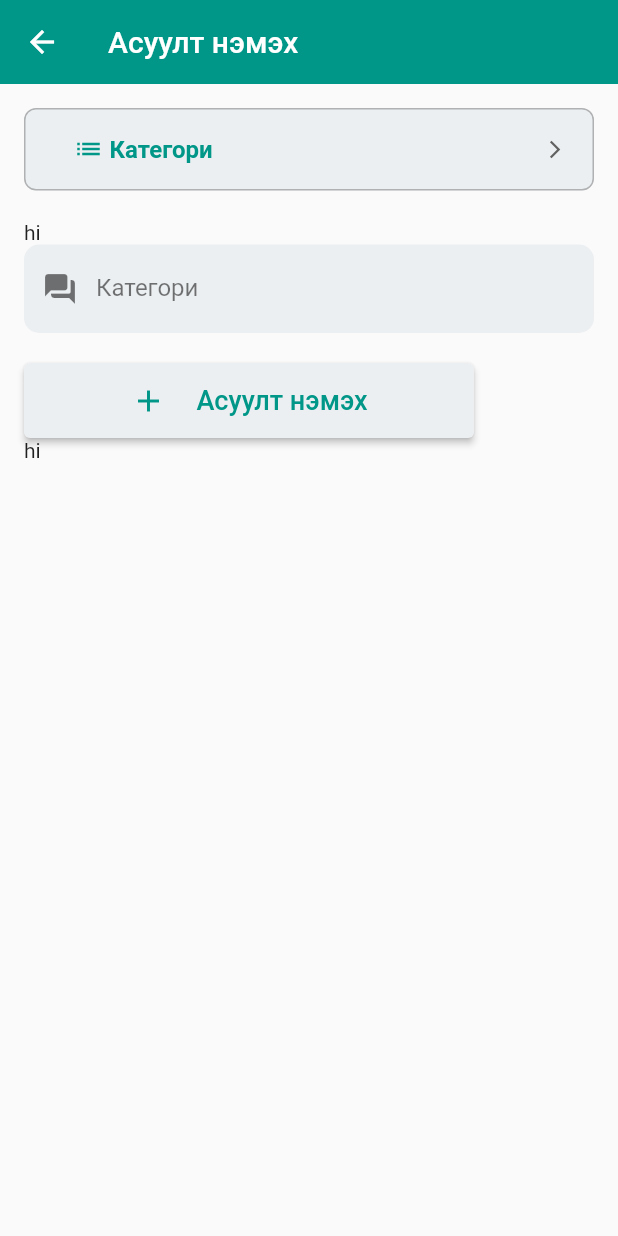
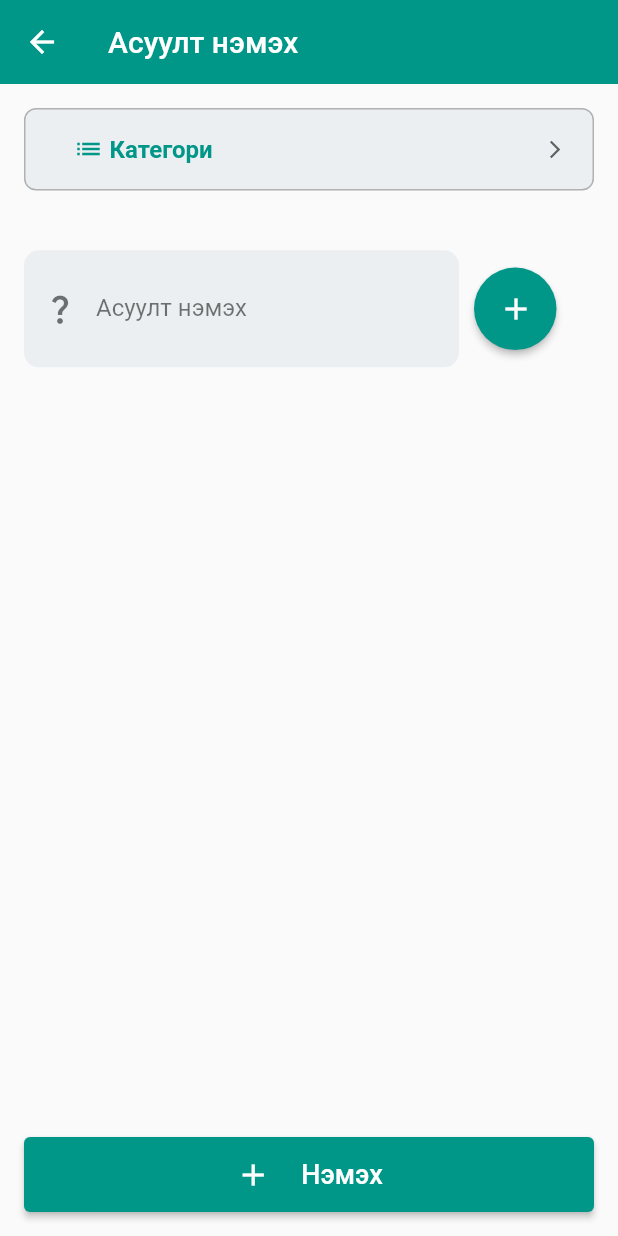
Before and after one commit to Azkhuu0216/my_app, a Flutter app: the AddQuestion screen opened directly, on a phone screen of 412 x 824 dp. Run offline on Flutter 3.47's test engine with Material 2 defaults, Android fonts, the phone set to English and light mode, and no system bars; drawn by our look-alikes of dropdown_button2; our stand-ins replace cloud_firestore, firebase_auth, firebase_core, flutter_easyloading, flutter_svg, google_fonts and 2 more; missing offline and left inert: flutter_draggable_gridview, postgres; accounts and stored records are empty.

Commit message:
Addquestion ok

```diff
--- a/lib/addQuestion.dart
+++ b/lib/addQuestion.dart
@@ -1,6 +1,10 @@
 import 'package:flutter/material.dart';
 import 'package:dropdown_button2/dropdown_button2.dart';
 import 'package:my_app/common/button.dart';
+import 'package:my_app/common/reuseable_widget.dart';
+import 'package:my_app/model/answer_model.dart';
+import 'package:top_snackbar_flutter/custom_snack_bar.dart';
+import 'package:top_snackbar_flutter/top_snack_bar.dart';
 
 class AddQuestion extends StatefulWidget {
   const AddQuestion({Key? key}) : super(key: key);
@@ -10,7 +14,17 @@ class AddQuestion extends StatefulWidget {
 }
 
 class _AddQuestionState extends State<AddQuestion> {
+  void initState() {
+    super.initState();
+  }
+
   String categoryName = "";
+  String answer1 = "";
+  String answer2 = "";
+  String answer3 = "";
+  String answer4 = "";
+  String answer5 = "";
+
   String? selectedValue;
   List<String> items = [
     'Органик хими',
@@ -18,13 +32,26 @@ class _AddQuestionState extends State<AddQuestion> {
     'Ерөнхий хими',
     'Физик хими',
   ];
+
+  List<dynamic> answers = [];
+  List<dynamic> answersResult = [];
   var index = 0;
   void onTap() {
+    if (index < 5) {
+      print(index);
+      index = index + 1;
+      answers.add({});
       setState(() {
-      for (index = 0; index < 5; index++) {
-        print(index);
+        answersResult = answers;
+      });
+    } else {
+      showTopSnackBar(
+        context,
+        CustomSnackBar.error(
+          message: "Таны хариулт 5-аас хэтэрсэн байна",
+        ),
+      );
     }
-    });
   }
 
   @override
@@ -39,10 +66,9 @@ class _AddQuestionState extends State<AddQuestion> {
         body: Padding(
           padding: EdgeInsets.all(16),
           child: Column(
-            mainAxisAlignment: MainAxisAlignment.start,
-            crossAxisAlignment: CrossAxisAlignment.start,
             children: [
-              Container(
+              Expanded(
+                flex: 0,
                 child: DropdownButtonHideUnderline(
                   child: DropdownButton2(
                     isExpanded: true,
@@ -111,46 +137,22 @@ class _AddQuestionState extends State<AddQuestion> {
                   ),
                 ),
               ),
-              SizedBox(height: 20),
-              Container(child: Text("hi")),
+              Expanded(
+                child: Row(
+                  mainAxisAlignment: MainAxisAlignment.start,
+                  crossAxisAlignment: CrossAxisAlignment.center,
+                  children: [
                     Container(
+                      width: 290,
                       child: TextFormField(
+                        maxLines: 2,
                         cursorColor: Colors.black87,
                         obscureText: false,
                         autocorrect: true,
-                // keyboardType: TextInputType.,
                         decoration: InputDecoration(
-                  prefixIcon: Icon(Icons.question_answer_rounded,
+                          prefixIcon: Icon(Icons.question_mark_sharp,
                               color: Colors.black54),
-                  labelText: 'Категори',
-                  labelStyle: const TextStyle(color: Colors.black54),
-                  filled: true,
-                  floatingLabelBehavior: FloatingLabelBehavior.never,
-                  fillColor: Colors.blueGrey.shade50,
-                  border: OutlineInputBorder(
-                      borderRadius: BorderRadius.circular(10),
-                      borderSide:
-                          const BorderSide(width: 0, style: BorderStyle.none)),
-                ),
-                onChanged: (value) {
-                  categoryName = value;
-                },
-                keyboardType: TextInputType.emailAddress,
-              )),
-              SizedBox(height: 20),
-              Button(50, 300, "Асуулт нэмэх", Colors.blueGrey.shade50,
-                  Colors.teal, onTap, Icons.add),
-              index == 0
-                  ? Text("hi")
-                  : TextFormField(
-                      cursorColor: Colors.black87,
-                      obscureText: false,
-                      autocorrect: true,
-                      // keyboardType: TextInputType.,
-                      decoration: InputDecoration(
-                        prefixIcon: Icon(Icons.question_answer_rounded,
-                            color: Colors.black54),
-                        labelText: 'Категори',
+                          labelText: 'Асуулт нэмэх',
                           labelStyle: const TextStyle(color: Colors.black54),
                           filled: true,
                           floatingLabelBehavior: FloatingLabelBehavior.never,
@@ -165,6 +167,64 @@ class _AddQuestionState extends State<AddQuestion> {
                         },
                         keyboardType: TextInputType.emailAddress,
                       ),
+                    ),
+                    AddButton(context, Icons.add, onTap),
+                  ],
+                ),
+              ),
+              Expanded(
+                flex: 3,
+                child: Column(
+                  children: [
+                    ...answers.map(
+                      (e) => Container(
+                        child: Column(
+                          children: [
+                            SizedBox(height: 10),
+                            TextFormField(
+                              cursorColor: Colors.black87,
+                              obscureText: false,
+                              autocorrect: true,
+                              decoration: InputDecoration(
+                                prefixIcon: Icon(Icons.question_answer_sharp,
+                                    color: Colors.black54),
+                                labelText: 'Хариулт нэмэх',
+                                labelStyle:
+                                    const TextStyle(color: Colors.black54),
+                                filled: true,
+                                floatingLabelBehavior:
+                                    FloatingLabelBehavior.never,
+                                fillColor: Colors.blueGrey.shade50,
+                                border: OutlineInputBorder(
+                                    borderRadius: BorderRadius.circular(10),
+                                    borderSide: const BorderSide(
+                                        width: 0, style: BorderStyle.none)),
+                              ),
+                              onChanged: (value) {
+                                index == 0
+                                    ? answer1
+                                    : index == 1
+                                        ? answer2
+                                        : index == 2
+                                            ? answer3
+                                            : answer4 = value;
+                              },
+                              keyboardType: TextInputType.emailAddress,
+                            ),
+                          ],
+                        ),
+                      ),
+                    )
+                  ],
+                ),
+              ),
+              Expanded(
+                flex: 0,
+                child: Container(
+                  child: Button(50, 2000, "Нэмэх", Colors.teal, Colors.white,
+                      onTap, Icons.add),
+                ),
+              ),
             ],
           ),
         ));
--- a/lib/common/reuseable_widget.dart
+++ b/lib/common/reuseable_widget.dart
@@ -67,35 +67,31 @@ Container signInSingUpButton(
 }
 
 // ignore: non_constant_identifier_names
-Container TestPostgre(BuildContext context, bool isLogin, Function onTap) {
+Container AddButton(BuildContext context, IconData icon, VoidCallback onTap) {
   return Container(
-    width: 60,
-    height: 60,
-    margin: const EdgeInsets.only(left: 20, top: 20),
+    width: 55,
+    height: 55,
+    margin: const EdgeInsets.only(left: 10),
     decoration: BoxDecoration(
-      borderRadius: BorderRadius.circular(50),
+      borderRadius: BorderRadius.circular(100),
     ),
     child: ElevatedButton(
-      onPressed: () {},
-      child: Text(
-        isLogin ? "1" : "0",
-        style: const TextStyle(
-            color: Colors.black54, fontWeight: FontWeight.bold, fontSize: 16),
-      ),
       style: ButtonStyle(
         backgroundColor: MaterialStateProperty.resolveWith((states) {
           if (states.contains(MaterialState.pressed)) {
             return Colors.black26;
           } else {
-            return Colors.blue.shade50;
+            return Colors.teal;
           }
         }),
         shape: MaterialStateProperty.all<RoundedRectangleBorder>(
           RoundedRectangleBorder(
-            borderRadius: BorderRadius.circular(20),
+            borderRadius: BorderRadius.circular(100),
           ),
         ),
       ),
+      onPressed: onTap,
+      child: Icon(icon),
     ),
   );
 }
--- a/lib/firstQuiz.dart
+++ b/lib/firstQuiz.dart
@@ -64,7 +64,7 @@ class _QuizState extends State<Quiz> {
 
   // List<Question> _listQuestion = [];
   Future<void> Postgre() async {
-    var connection = PostgreSQLConnection("10.2.203.219", 5433, "Chemistry",
+    var connection = PostgreSQLConnection("192.168.55.50", 5433, "Chemistry",
         // ignore: non_constant_identifier_names
         username: "postgres",
         password: "azaa");
--- a/lib/page/firstpage.dart
+++ b/lib/page/firstpage.dart
@@ -28,7 +28,7 @@ class _FirstPageState extends State<FirstPage> {
   //   DraggableGridItem(child: Text('b'), isDraggable: false),
   // ];
   Future<void> Postgre() async {
-    var connection = PostgreSQLConnection("10.2.203.219", 5433, "Chemistry",
+    var connection = PostgreSQLConnection("192.168.55.50", 5433, "Chemistry",
         // ignore: non_constant_identifier_names
         username: "postgres",
         password: "azaa");
--- a/lib/page/secondpage.dart
+++ b/lib/page/secondpage.dart
@@ -27,7 +27,7 @@ class _SecondPageState extends State<SecondPage> {
   //   DraggableGridItem(child: Text('b'), isDraggable: false),
   // ];
   Future<void> Postgre() async {
-    var connection = PostgreSQLConnection("10.2.203.219", 5433, "Chemistry",
+    var connection = PostgreSQLConnection("192.168.55.50", 5433, "Chemistry",
         // ignore: non_constant_identifier_names
         username: "postgres",
         password: "azaa");
--- a/lib/secondQuiz.dart
+++ b/lib/secondQuiz.dart
@@ -64,7 +64,7 @@ class _SecondQuizState extends State<SecondQuiz> {
 
   // List<Question> _listQuestion = [];
   Future<void> Postgre() async {
-    var connection = PostgreSQLConnection("10.2.203.219", 5433, "Chemistry",
+    var connection = PostgreSQLConnection("192.168.55.50", 5433, "Chemistry",
         // ignore: non_constant_identifier_names
         username: "postgres",
         password: "azaa");
--- a/lib/thirdQuiz.dart
+++ b/lib/thirdQuiz.dart
@@ -64,7 +64,7 @@ class _ThirdQuizState extends State<ThirdQuiz> {
 
   List<Question> _listQuestion = [];
   Future<void> Postgre() async {
-    var connection = PostgreSQLConnection("10.2.203.219", 5433, "Chemistry",
+    var connection = PostgreSQLConnection("192.168.55.50", 5433, "Chemistry",
         // ignore: non_constant_identifier_names
         username: "postgres",
         password: "azaa");
```
Lines whose indentation alone changed are shown as unchanged.
